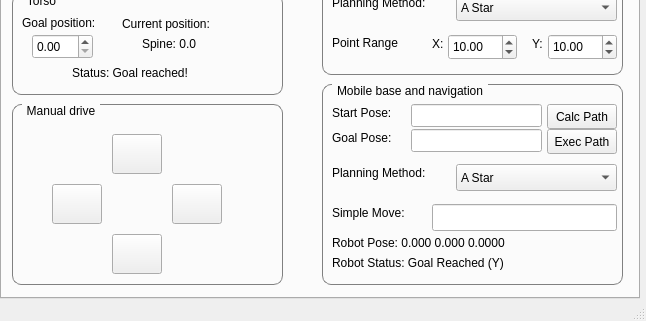
Before: the Qt Designer form catkin_ws/src/hri/takeshi_gui/src/MainWindow.ui in Sergio081096/Tesis, drawn with Qt 5; both pictures show x 0 to 646 and y 219 to 540 of the 646 by 540 pixel window.
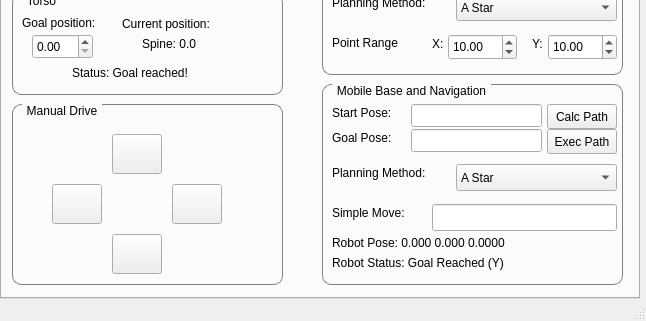
After: the same form once the commit is applied.

```diff
--- a/catkin_ws/src/hri/takeshi_gui/src/MainWindow.ui
+++ b/catkin_ws/src/hri/takeshi_gui/src/MainWindow.ui
@@ -64,7 +64,7 @@
        <string notr="true"/>
       </property>
       <property name="title">
-       <string>Mobile base and navigation</string>
+       <string>Mobile Base and Navigation</string>
       </property>
       <widget class="QPushButton" name="navBtnExecPath">
        <property name="geometry">
@@ -679,7 +679,7 @@
        </rect>
       </property>
       <property name="title">
-       <string>Manual drive</string>
+       <string>Manual Drive</string>
       </property>
       <widget class="QPushButton" name="btnLeft">
        <property name="geometry">
```
Left out of the diff: 2 changed lines with no effect on the pictures.
